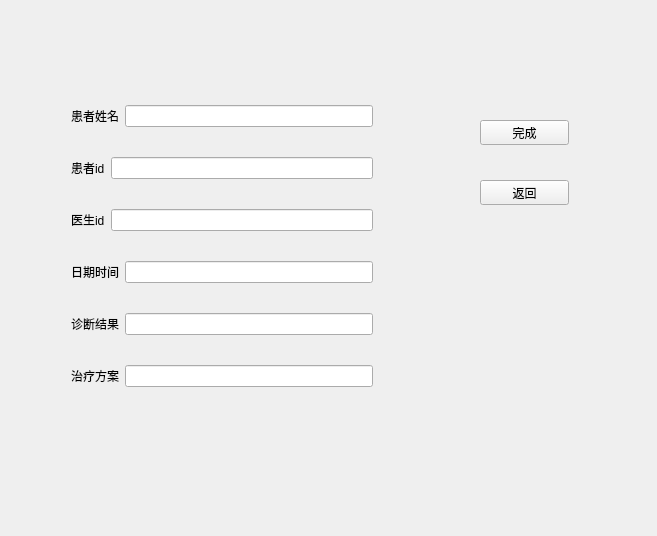
This is ui/EditMedicalRecord.ui in BottleOfErie/SmartHospital as Qt 5 draws it before an edit. The edited form follows.
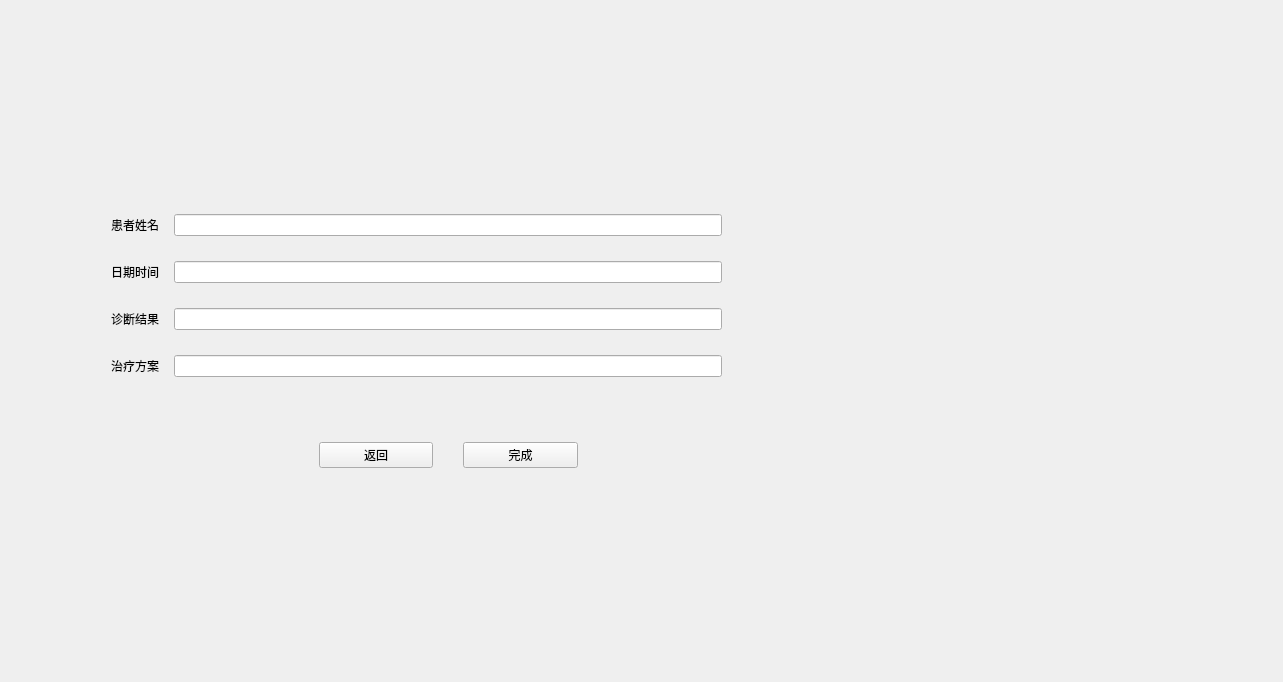
This is the edited form. Icons and pictures are not drawn.

Commit message: 完成1/4Ui最终设计

The edit to the form file:
```diff
--- a/ui/EditMedicalRecord.ui
+++ b/ui/EditMedicalRecord.ui
@@ -6,8 +6,8 @@
    <rect>
     <x>0</x>
     <y>0</y>
-    <width>657</width>
-    <height>536</height>
+    <width>1283</width>
+    <height>682</height>
    </rect>
   </property>
   <property name="windowTitle">
@@ -16,128 +16,132 @@
   <property name="styleSheet">
    <string notr="true">#EditMedicalRecord{border-image: url(:/images/02.jpg);}</string>
   </property>
-  <widget class="QPushButton" name="pushButton">
-   <property name="geometry">
-    <rect>
-     <x>480</x>
-     <y>120</y>
-     <width>89</width>
-     <height>25</height>
-    </rect>
-   </property>
+  <layout class="QGridLayout" name="gridLayout">
+   <item row="0" column="0">
+    <layout class="QVBoxLayout" name="verticalLayout" stretch="1,2,1">
+     <item>
+      <widget class="QLabel" name="label_9">
    <property name="text">
-    <string>完成</string>
-   </property>
-  </widget>
-  <widget class="QPushButton" name="pushButton_2">
-   <property name="geometry">
-    <rect>
-     <x>480</x>
-     <y>180</y>
-     <width>89</width>
-     <height>25</height>
-    </rect>
-   </property>
-   <property name="text">
-    <string>返回</string>
-   </property>
-  </widget>
-  <widget class="QWidget" name="layoutWidget">
-   <property name="geometry">
-    <rect>
-     <x>71</x>
-     <y>81</y>
-     <width>302</width>
-     <height>331</height>
-    </rect>
-   </property>
-   <layout class="QVBoxLayout" name="verticalLayout">
-    <item>
-     <layout class="QHBoxLayout" name="horizontalLayout">
-      <item>
+        <string/>
+       </property>
+      </widget>
+     </item>
+     <item>
+      <layout class="QFormLayout" name="formLayout">
+       <property name="labelAlignment">
+        <set>Qt::AlignLeading|Qt::AlignLeft|Qt::AlignVCenter</set>
+       </property>
+       <property name="formAlignment">
+        <set>Qt::AlignLeading|Qt::AlignLeft|Qt::AlignTop</set>
+       </property>
+       <property name="horizontalSpacing">
+        <number>15</number>
+       </property>
+       <property name="verticalSpacing">
+        <number>25</number>
+       </property>
+       <property name="leftMargin">
+        <number>100</number>
+       </property>
+       <property name="topMargin">
+        <number>100</number>
+       </property>
+       <property name="rightMargin">
+        <number>550</number>
+       </property>
+       <property name="bottomMargin">
+        <number>100</number>
+       </property>
+       <item row="0" column="0">
        <widget class="QLabel" name="label">
         <property name="text">
          <string>患者姓名</string>
         </property>
        </widget>
       </item>
-      <item>
+       <item row="0" column="1">
        <widget class="QLineEdit" name="lineEdit"/>
       </item>
-     </layout>
-    </item>
-    <item>
-     <layout class="QHBoxLayout" name="horizontalLayout_7">
-      <item>
-       <widget class="QLabel" name="label_7">
-        <property name="text">
-         <string>患者id</string>
-        </property>
-       </widget>
-      </item>
-      <item>
-       <widget class="QLineEdit" name="lineEdit_5"/>
-      </item>
-     </layout>
-    </item>
-    <item>
-     <layout class="QHBoxLayout" name="horizontalLayout_8">
-      <item>
-       <widget class="QLabel" name="label_8">
-        <property name="text">
-         <string>医生id</string>
-        </property>
-       </widget>
-      </item>
-      <item>
-       <widget class="QLineEdit" name="lineEdit_6"/>
-      </item>
-     </layout>
-    </item>
-    <item>
-     <layout class="QHBoxLayout" name="horizontalLayout_3">
-      <item>
+       <item row="1" column="0">
        <widget class="QLabel" name="label_3">
         <property name="text">
          <string>日期时间</string>
         </property>
        </widget>
       </item>
-      <item>
+       <item row="1" column="1">
        <widget class="QLineEdit" name="lineEdit_2"/>
       </item>
-     </layout>
-    </item>
-    <item>
-     <layout class="QHBoxLayout" name="horizontalLayout_4">
-      <item>
+       <item row="2" column="0">
        <widget class="QLabel" name="label_4">
         <property name="text">
          <string>诊断结果</string>
         </property>
        </widget>
       </item>
-      <item>
+       <item row="2" column="1">
        <widget class="QLineEdit" name="lineEdit_3"/>
       </item>
-     </layout>
-    </item>
-    <item>
-     <layout class="QHBoxLayout" name="horizontalLayout_5">
-      <item>
+       <item row="3" column="0">
        <widget class="QLabel" name="label_5">
         <property name="text">
          <string>治疗方案</string>
         </property>
        </widget>
       </item>
-      <item>
+       <item row="3" column="1">
        <widget class="QLineEdit" name="lineEdit_4"/>
       </item>
+       <item row="4" column="1">
+        <layout class="QHBoxLayout" name="horizontalLayout_2">
+         <property name="spacing">
+          <number>30</number>
+         </property>
+         <property name="topMargin">
+          <number>40</number>
+         </property>
+         <item>
+          <widget class="QLabel" name="label_6">
+           <property name="text">
+            <string/>
+           </property>
+          </widget>
+         </item>
+         <item>
+          <widget class="QPushButton" name="pushButton_2">
+           <property name="text">
+            <string>返回</string>
+           </property>
+          </widget>
+         </item>
+         <item>
+          <widget class="QPushButton" name="pushButton">
+           <property name="text">
+            <string>完成</string>
+           </property>
+          </widget>
+         </item>
+         <item>
+          <widget class="QLabel" name="label_2">
+           <property name="text">
+            <string/>
+           </property>
+          </widget>
+         </item>
      </layout>
     </item>
    </layout>
-  </widget>
+     </item>
+     <item>
+      <widget class="QLabel" name="label_7">
+       <property name="text">
+        <string/>
+       </property>
+      </widget>
+     </item>
+    </layout>
+   </item>
+  </layout>
  </widget>
  <resources/>
  <connections/>
```
Left out of the diff: 2 changed lines with no effect on the pictures. Lines whose indentation alone changed are shown as unchanged. The commit also changes 15 other files.
